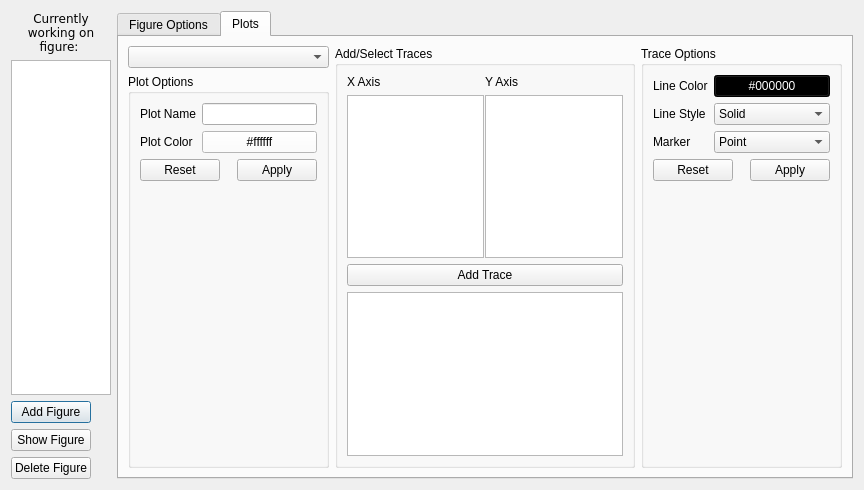
Above: ui/Ui_EditFigureDialog.ui from bbreslauer/PySciPlot before the change. Below: the same form after it.
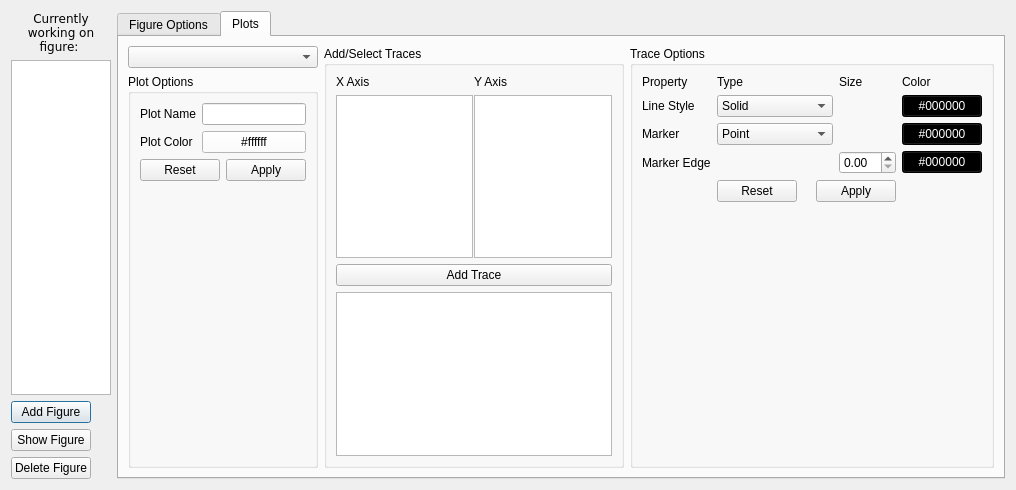
That is the form after the change.

Commit message: Added some more plot parameters.

The edit to the form file:
```diff
--- a/ui/Ui_EditFigureDialog.ui
+++ b/ui/Ui_EditFigureDialog.ui
@@ -462,13 +462,6 @@
           <string>Trace Options</string>
          </property>
          <layout class="QGridLayout" name="gridLayout_3">
-          <item row="0" column="0">
-           <widget class="QLabel" name="label_4">
-            <property name="text">
-             <string>Line Color</string>
-            </property>
-           </widget>
-          </item>
           <item row="1" column="0">
            <widget class="QLabel" name="label_6">
             <property name="text">
@@ -637,14 +630,85 @@
             </item>
            </widget>
           </item>
-          <item row="3" column="0" colspan="2">
+          <item row="4" column="1" colspan="2">
            <widget class="QDialogButtonBox" name="traceOptionsButtons">
             <property name="standardButtons">
              <set>QDialogButtonBox::Apply|QDialogButtonBox::Reset</set>
             </property>
            </widget>
           </item>
-          <item row="4" column="0" colspan="2">
+          <item row="3" column="0">
+           <widget class="QLabel" name="label_4">
+            <property name="text">
+             <string>Marker Edge</string>
+            </property>
+           </widget>
+          </item>
+          <item row="0" column="0">
+           <widget class="QLabel" name="label_9">
+            <property name="text">
+             <string>Property</string>
+            </property>
+           </widget>
+          </item>
+          <item row="0" column="1">
+           <widget class="QLabel" name="label_10">
+            <property name="text">
+             <string>Type</string>
+            </property>
+           </widget>
+          </item>
+          <item row="0" column="2">
+           <widget class="QLabel" name="label_11">
+            <property name="text">
+             <string>Size</string>
+            </property>
+           </widget>
+          </item>
+          <item row="0" column="3">
+           <widget class="QLabel" name="label_12">
+            <property name="text">
+             <string>Color</string>
+            </property>
+           </widget>
+          </item>
+          <item row="1" column="3">
+           <widget class="QPushButton" name="traceLineColorButton">
+            <property name="styleSheet">
+             <string notr="true">background-color: rgb(0, 0, 0);
+color: rgb(255, 255, 255);</string>
+            </property>
+            <property name="text">
+             <string>#000000</string>
+            </property>
+           </widget>
+          </item>
+          <item row="2" column="3">
+           <widget class="QPushButton" name="pointMarkerFaceColorButton">
+            <property name="styleSheet">
+             <string notr="true">background-color: rgb(0, 0, 0);
+color: rgb(255, 255, 255);</string>
+            </property>
+            <property name="text">
+             <string>#000000</string>
+            </property>
+           </widget>
+          </item>
+          <item row="3" column="3">
+           <widget class="QPushButton" name="pointMarkerEdgeColorButton">
+            <property name="styleSheet">
+             <string notr="true">background-color: rgb(0, 0, 0);
+color: rgb(255, 255, 255);</string>
+            </property>
+            <property name="text">
+             <string>#000000</string>
+            </property>
+           </widget>
+          </item>
+          <item row="3" column="2">
+           <widget class="QDoubleSpinBox" name="pointMarkerEdgeWidth"/>
+          </item>
+          <item row="5" column="0" colspan="4">
            <spacer name="verticalSpacer_2">
             <property name="orientation">
              <enum>Qt::Vertical</enum>
@@ -657,17 +721,6 @@
             </property>
            </spacer>
           </item>
-          <item row="0" column="1">
-           <widget class="QPushButton" name="traceLineColorButton">
-            <property name="styleSheet">
-             <string notr="true">background-color: rgb(0, 0, 0);
-color: rgb(255, 255, 255);</string>
-            </property>
-            <property name="text">
-             <string>#000000</string>
-            </property>
-           </widget>
-          </item>
          </layout>
         </widget>
        </item>
```
The commit also changes 2 other files.
